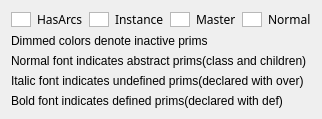
First picture: the form in pxr/usdImaging/usdviewq/primLegendUI.ui, repository PixarAnimationStudios/OpenUSD, before the edit.
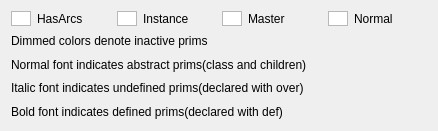
Second picture: the form after the edit.

The edit to the form file:
```diff
--- a/pxr/usdImaging/usdviewq/primLegendUI.ui
+++ b/pxr/usdImaging/usdviewq/primLegendUI.ui
@@ -2,7 +2,21 @@
 <ui version="4.0">
  <class>PrimLegend</class>
  <widget class="QWidget" name="PrimLegend">
- <property name="comment" stdset="0">
+  <property name="geometry">
+   <rect>
+    <x>0</x>
+    <y>0</y>
+    <width>438</width>
+    <height>131</height>
+   </rect>
+  </property>
+  <property name="sizePolicy">
+   <sizepolicy hsizetype="Preferred" vsizetype="Preferred">
+    <horstretch>0</horstretch>
+    <verstretch>0</verstretch>
+   </sizepolicy>
+  </property>
+  <property name="comment" stdset="0">
    <string>
      Copyright 2017 Pixar                                                                   
                                                                                             
@@ -27,18 +41,6 @@
      language governing permissions and limitations under the Apache License.               
   </string>
   </property>
-  <property name="sizePolicy">
-   <sizepolicy hsizetype="Preferred" vsizetype="Fixed">
-    <horstretch>0</horstretch>
-    <verstretch>0</verstretch>
-   </sizepolicy>
-  </property>
-  <property name="maximumSize">
-   <size>
-    <width>420</width>
-    <height>0</height>
-   </size>
-  </property>
   <layout class="QVBoxLayout" name="primLegendLayoutContainer">
    <item>
     <layout class="QGridLayout" name="primLegendLayout">
@@ -56,8 +58,6 @@
       <widget class="QLabel" name="primLegendLabelHasArcs">
        <property name="font">
         <font>
-         <family>Gotham Rounded</family>
-         <pointsize>9</pointsize>
          <weight>50</weight>
          <italic>false</italic>
          <bold>false</bold>
@@ -82,8 +82,6 @@
       <widget class="QLabel" name="primLegendLabelInstance">
        <property name="font">
         <font>
-         <family>Gotham Rounded</family>
-         <pointsize>9</pointsize>
          <weight>50</weight>
          <italic>false</italic>
          <bold>false</bold>
@@ -108,8 +106,6 @@
       <widget class="QLabel" name="primLegendLabelMaster">
        <property name="font">
         <font>
-         <family>Gotham Rounded</family>
-         <pointsize>9</pointsize>
          <weight>50</weight>
          <italic>false</italic>
          <bold>false</bold>
@@ -134,8 +130,6 @@
       <widget class="QLabel" name="primLegendLabelNormal">
        <property name="font">
         <font>
-         <family>Gotham Rounded</family>
-         <pointsize>9</pointsize>
          <weight>50</weight>
          <italic>false</italic>
          <bold>false</bold>
```
Left out of the diff: 2 changed lines with no effect on the pictures.
